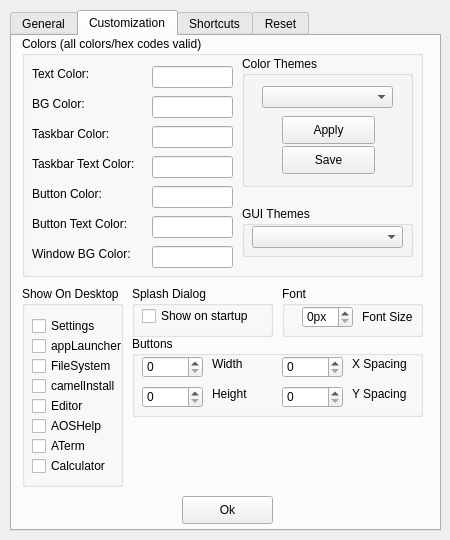
Above: uis/settings.ui from AOS-GUI/AOS-GUI before the change. Below: the same form after it.
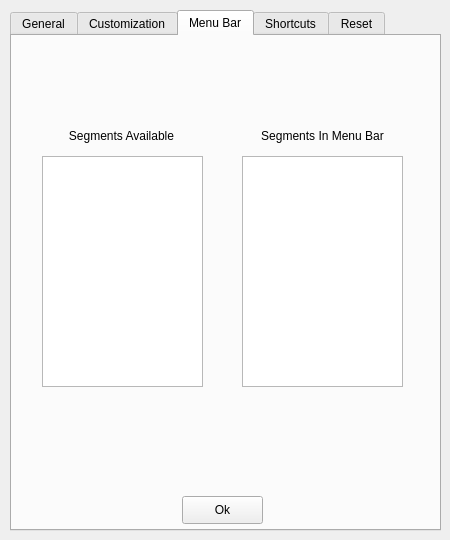
That is the form after the change. The open tabs and pages were chosen to show the change.

Diff of the .ui file:
```diff
--- a/uis/settings.ui
+++ b/uis/settings.ui
@@ -136,6 +136,45 @@
       </property>
      </widget>
     </widget>
+    <widget class="QGroupBox" name="startup">
+     <property name="geometry">
+      <rect>
+       <x>10</x>
+       <y>80</y>
+       <width>261</width>
+       <height>51</height>
+      </rect>
+     </property>
+     <property name="title">
+      <string notr="true">Startup</string>
+     </property>
+     <widget class="QCheckBox" name="playStartupSound">
+      <property name="geometry">
+       <rect>
+        <x>10</x>
+        <y>20</y>
+        <width>121</width>
+        <height>20</height>
+       </rect>
+      </property>
+      <property name="text">
+       <string notr="true">Play sound</string>
+      </property>
+     </widget>
+     <widget class="QCheckBox" name="showSplashOnStartup">
+      <property name="geometry">
+       <rect>
+        <x>110</x>
+        <y>20</y>
+        <width>161</width>
+        <height>20</height>
+       </rect>
+      </property>
+      <property name="text">
+       <string notr="true">Show splash window</string>
+      </property>
+     </widget>
+    </widget>
    </widget>
    <widget class="QWidget" name="customization">
     <attribute name="title">
@@ -301,7 +340,7 @@
        </rect>
       </property>
       <property name="title">
-       <string notr="true">Color Themes</string>
+       <string notr="true">Color Theme</string>
       </property>
       <widget class="QComboBox" name="themeCB">
        <property name="geometry">
@@ -353,7 +392,7 @@
        </rect>
       </property>
       <property name="title">
-       <string notr="true">GUI Themes</string>
+       <string notr="true">GUI Style</string>
       </property>
       <widget class="QComboBox" name="guiThemeCB">
        <property name="geometry">
@@ -395,7 +434,7 @@
       <rect>
        <x>10</x>
        <y>250</y>
-       <width>101</width>
+       <width>131</width>
        <height>201</height>
       </rect>
      </property>
@@ -490,7 +529,7 @@
        </rect>
       </property>
       <property name="text">
-       <string notr="true">ATerm</string>
+       <string notr="true">Terminal</string>
       </property>
      </widget>
      <widget class="QCheckBox" name="dCHB_8">
@@ -512,7 +551,7 @@
       <rect>
        <x>170</x>
        <y>460</y>
-       <width>91</width>
+       <width>81</width>
        <height>28</height>
       </rect>
      </property>
@@ -523,9 +562,9 @@
     <widget class="QGroupBox" name="font">
      <property name="geometry">
       <rect>
-       <x>270</x>
+       <x>150</x>
        <y>250</y>
-       <width>141</width>
+       <width>151</width>
        <height>51</height>
       </rect>
      </property>
@@ -559,39 +598,13 @@
       </property>
      </widget>
     </widget>
-    <widget class="QGroupBox" name="splash">
-     <property name="geometry">
-      <rect>
-       <x>120</x>
-       <y>250</y>
-       <width>141</width>
-       <height>51</height>
-      </rect>
-     </property>
-     <property name="title">
-      <string notr="true">Splash Dialog</string>
-     </property>
-     <widget class="QCheckBox" name="showSplashOnStartup">
-      <property name="geometry">
-       <rect>
-        <x>10</x>
-        <y>20</y>
-        <width>131</width>
-        <height>20</height>
-       </rect>
-      </property>
-      <property name="text">
-       <string notr="true">Show on startup</string>
-      </property>
-     </widget>
-    </widget>
     <widget class="QGroupBox" name="btnSizeBox">
      <property name="geometry">
       <rect>
-       <x>120</x>
+       <x>150</x>
        <y>300</y>
-       <width>291</width>
-       <height>81</height>
+       <width>151</width>
+       <height>151</height>
       </rect>
      </property>
      <property name="title">
@@ -626,8 +639,8 @@
      <widget class="QSpinBox" name="btnX">
       <property name="geometry">
        <rect>
-        <x>150</x>
-        <y>20</y>
+        <x>10</x>
+        <y>80</y>
         <width>61</width>
         <height>22</height>
        </rect>
@@ -639,8 +652,8 @@
      <widget class="QSpinBox" name="btnY">
       <property name="geometry">
        <rect>
-        <x>150</x>
-        <y>50</y>
+        <x>10</x>
+        <y>110</y>
         <width>61</width>
         <height>22</height>
        </rect>
@@ -678,8 +691,8 @@
      <widget class="QLabel" name="btnXL">
       <property name="geometry">
        <rect>
-        <x>220</x>
-        <y>20</y>
+        <x>80</x>
+        <y>80</y>
         <width>81</width>
         <height>16</height>
        </rect>
@@ -691,8 +704,8 @@
      <widget class="QLabel" name="btnYL">
       <property name="geometry">
        <rect>
-        <x>220</x>
-        <y>50</y>
+        <x>80</x>
+        <y>110</y>
         <width>81</width>
         <height>16</height>
        </rect>
@@ -703,6 +716,88 @@
      </widget>
     </widget>
    </widget>
+   <widget class="QWidget" name="menubar">
+    <attribute name="title">
+     <string notr="true">Menu Bar</string>
+    </attribute>
+    <widget class="QListWidget" name="segments">
+     <property name="geometry">
+      <rect>
+       <x>30</x>
+       <y>120</y>
+       <width>161</width>
+       <height>231</height>
+      </rect>
+     </property>
+     <property name="dragDropMode">
+      <enum>QAbstractItemView::DragDrop</enum>
+     </property>
+     <property name="defaultDropAction">
+      <enum>Qt::MoveAction</enum>
+     </property>
+    </widget>
+    <widget class="QListWidget" name="menubarSegments">
+     <property name="geometry">
+      <rect>
+       <x>230</x>
+       <y>120</y>
+       <width>161</width>
+       <height>231</height>
+      </rect>
+     </property>
+     <property name="dragDropMode">
+      <enum>QAbstractItemView::DragDrop</enum>
+     </property>
+     <property name="defaultDropAction">
+      <enum>Qt::MoveAction</enum>
+     </property>
+    </widget>
+    <widget class="QLabel" name="labelSegments">
+     <property name="geometry">
+      <rect>
+       <x>24</x>
+       <y>90</y>
+       <width>171</width>
+       <height>20</height>
+      </rect>
+     </property>
+     <property name="text">
+      <string notr="true">Segments Available</string>
+     </property>
+     <property name="alignment">
+      <set>Qt::AlignCenter</set>
+     </property>
+    </widget>
+    <widget class="QLabel" name="labelMB">
+     <property name="geometry">
+      <rect>
+       <x>230</x>
+       <y>90</y>
+       <width>161</width>
+       <height>20</height>
+      </rect>
+     </property>
+     <property name="text">
+      <string notr="true">Segments In Menu Bar</string>
+     </property>
+     <property name="alignment">
+      <set>Qt::AlignCenter</set>
+     </property>
+    </widget>
+    <widget class="QPushButton" name="eBm">
+     <property name="geometry">
+      <rect>
+       <x>170</x>
+       <y>460</y>
+       <width>81</width>
+       <height>28</height>
+      </rect>
+     </property>
+     <property name="text">
+      <string notr="true">Ok</string>
+     </property>
+    </widget>
+   </widget>
    <widget class="QWidget" name="shortcuts">
     <attribute name="title">
      <string notr="true">Shortcuts</string>
```
Left out of the diff: 18 changed lines with no effect on the pictures.
